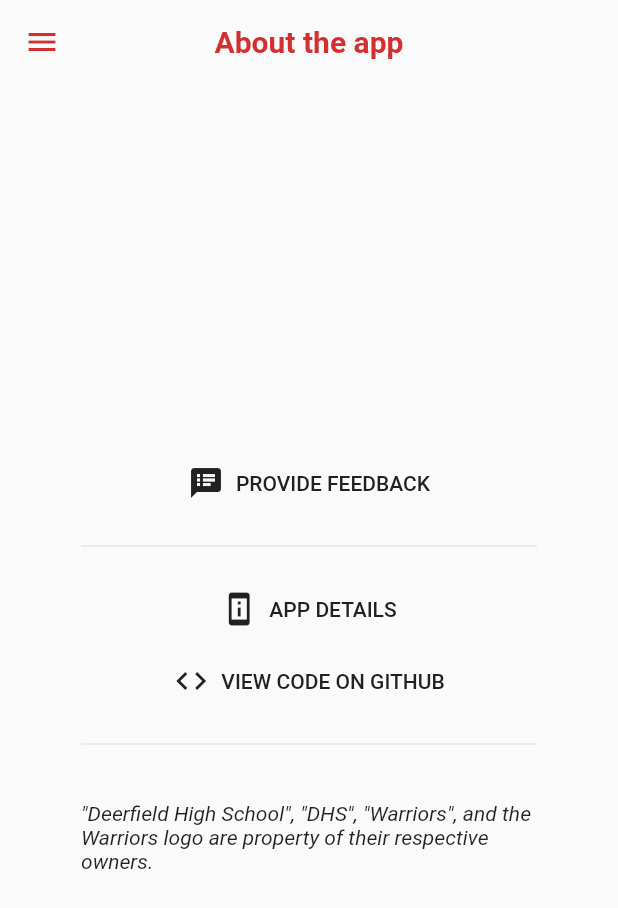
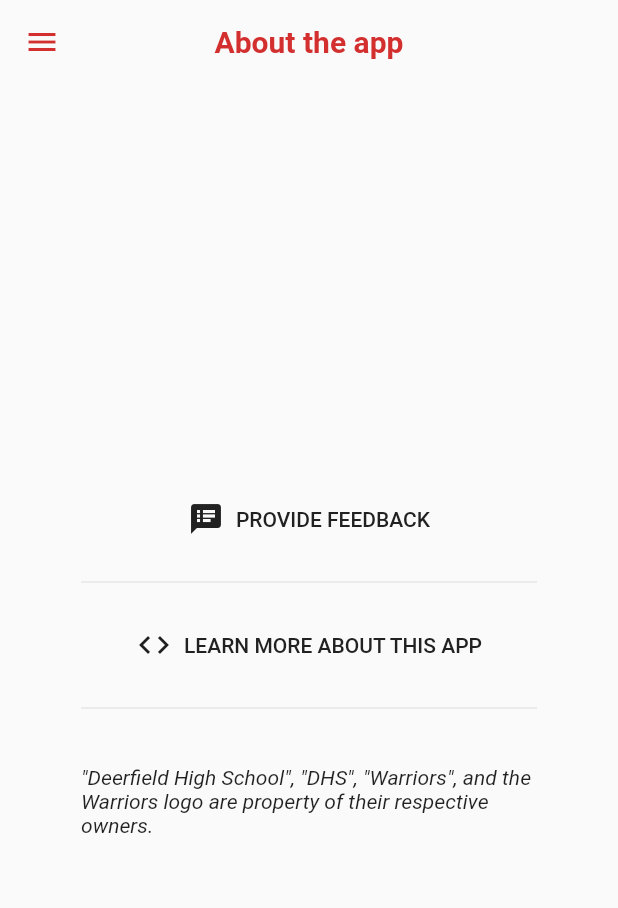
Before and after one commit to chroline/dhs_schedule, a Flutter app: the AboutView screen opened directly, on a phone screen of 412 x 824 dp. Shown: the top 908 px of the screen. Run offline on Flutter 3.47's test engine with Material 2 defaults, Android fonts, the light colour scheme and no system bars; our stand-ins replace flutter_local_notifications, font_awesome_flutter, get_it, shared_preferences, timezone, yaml; missing offline and left inert: desktop_window; accounts and stored records are empty.

Commit message:
feat: update about view

```diff
--- a/lib/views/about_view.dart
+++ b/lib/views/about_view.dart
@@ -60,27 +60,10 @@ class _AboutView extends State<AboutView> {
                   SizedBox(
                     width: double.infinity,
                     child: TextButton.icon(
-                      onPressed: () {
-                        showAboutDialog(
-                            context: context,
-                            applicationLegalese:
-                                'App built by Cole Gawin. Source code '
-                                'available under the GNU General Public '
-                                'License v3.0');
-                      },
-                      icon: const Icon(Icons.perm_device_information),
-                      label: const Text('APP DETAILS'),
-                      style:
-                          TextButton.styleFrom(primary: Colors.grey.shade900),
-                    ),
-                  ),
-                  SizedBox(
-                    width: double.infinity,
-                    child: TextButton.icon(
                       onPressed: () =>
-                          launch('https://github.com/chroline/dhs_schedule'),
+                          launch('https://projects.colegaw.in/dhs-schedule'),
                       icon: const Icon(Icons.code),
-                      label: const Text('VIEW CODE ON GITHUB'),
+                      label: const Text('LEARN MORE ABOUT THIS APP'),
                       style:
                           TextButton.styleFrom(primary: Colors.grey.shade900),
                     ),
```
